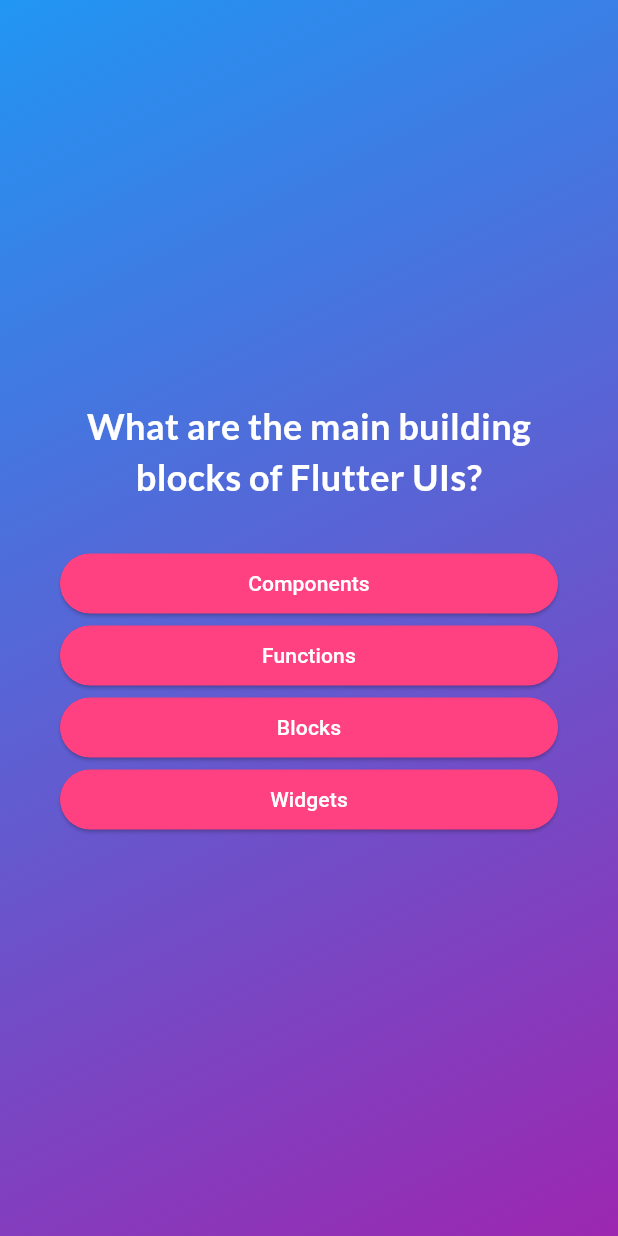
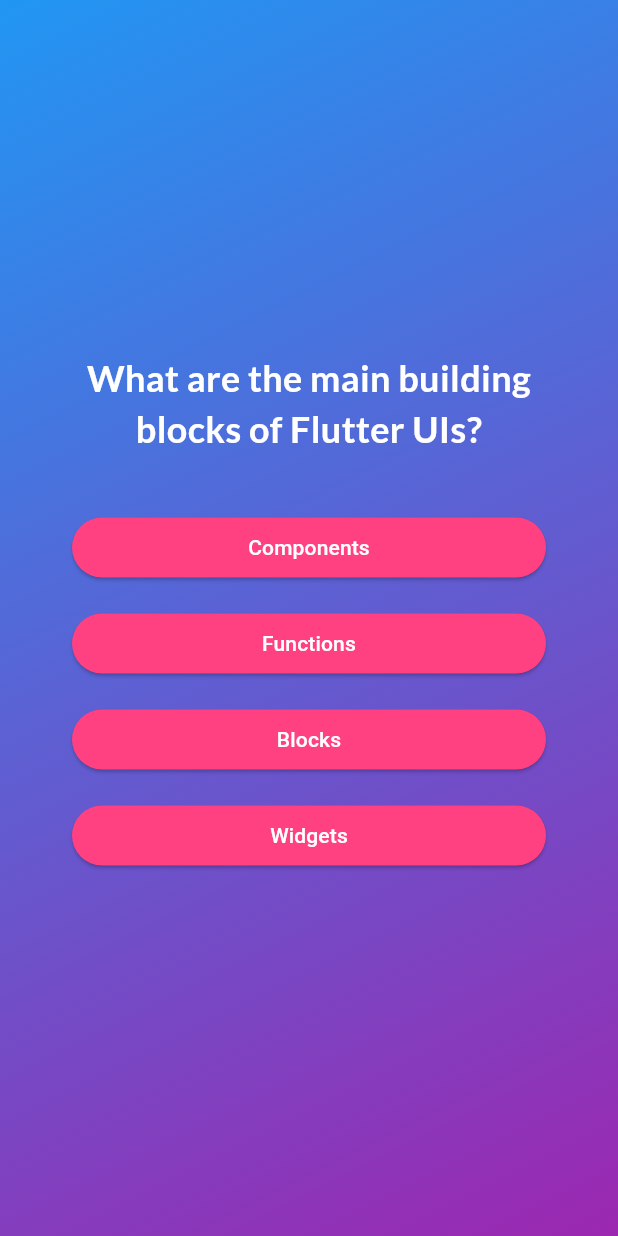
Before and after one commit to MasihTak/flutter-quiz-app, a Flutter app: the screen it shows after launch, after a tap on "Start Quiz", on a phone screen of 412 x 824 dp. Run offline on Flutter 3.47's test engine with Material 3 defaults, Android fonts, the phone set to English and light mode, and no system bars; our stand-ins replace google_fonts.

Commit message:
style: fix answer buttons padding

```diff
--- a/lib/answer_button.dart
+++ b/lib/answer_button.dart
@@ -12,7 +12,9 @@ class AnswerButton extends StatelessWidget {
 
   @override
   Widget build(BuildContext context) {
-    return ElevatedButton(
+    return Padding(
+      padding: const EdgeInsets.all(8.0),
+      child: ElevatedButton(
         onPressed: onTap,
         style: ElevatedButton.styleFrom(
           padding: const EdgeInsets.symmetric(
@@ -29,6 +31,7 @@ class AnswerButton extends StatelessWidget {
           answerText,
           textAlign: TextAlign.center,
         ),
+      ),
     );
   }
 }
```
Lines whose indentation alone changed are shown as unchanged.
